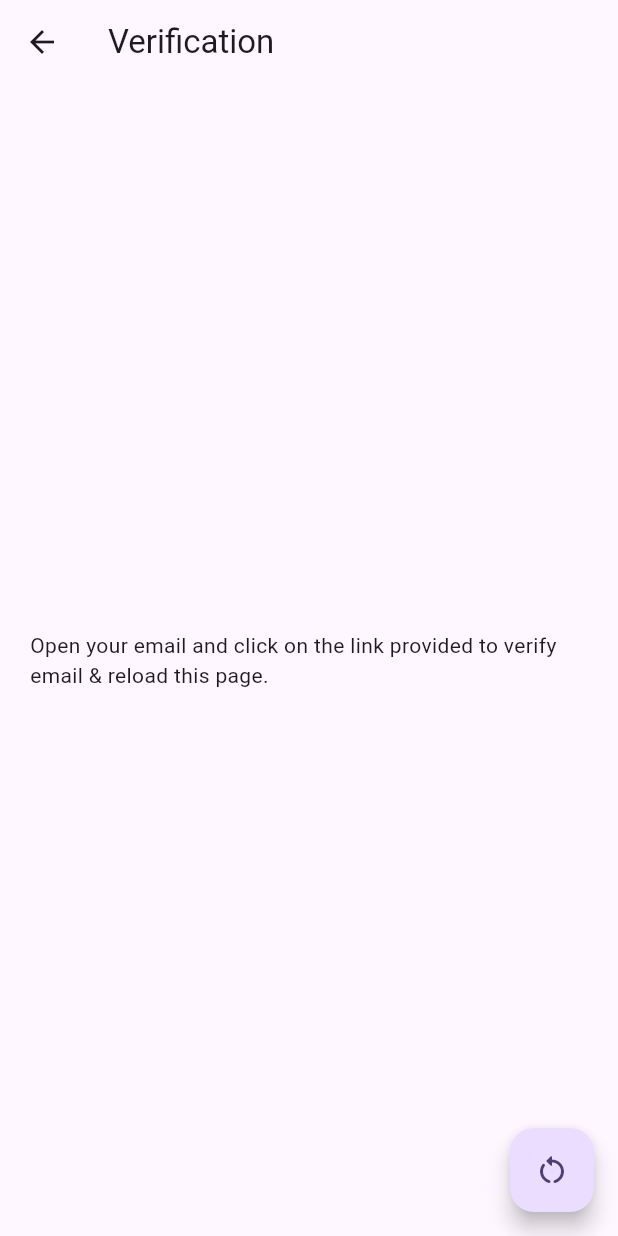
After one commit to aniketplacement2025-a11y/flutter_firebase_auth_-_push_notification, a Flutter app: the Verifyemail screen opened directly, on a phone screen of 412 x 824 dp. The commit adds this screen. Run offline on Flutter 3.47's test engine with Material 3 defaults, Android fonts, the phone set to English and light mode, and no system bars; our stand-ins replace firebase_auth, firebase_core, get, google_sign_in; missing offline and left inert: emailjs; accounts and stored records are empty; network calls fail.

Commit message:
Email Veification and Google Sign in

```diff
--- /dev/null
+++ b/lib/otp_session.dart
@@ -0,0 +1,4 @@
+class OtpSession {
+  static String? otp;
+  static String? email;
+}
--- /dev/null
+++ b/lib/verifyemail.dart
@@ -0,0 +1,59 @@
+import 'package:firebase_auth/firebase_auth.dart';
+import 'package:flutter/material.dart';
+import 'package:flutter_firebase_notification/wrapper.dart';
+import 'package:get/get.dart';
+import 'package:get/get_core/src/get_main.dart';
+
+class Verifyemail extends StatefulWidget {
+  const Verifyemail({super.key});
+
+  @override
+  State<Verifyemail> createState() => _VerifyemailState();
+}
+
+class _VerifyemailState extends State<Verifyemail> {
+
+  @override
+  void initState(){
+    super.initState();
+    sendverifylink();
+  }
+
+  sendverifylink() async {
+    final user = FirebaseAuth.instance.currentUser!;
+    await user.sendEmailVerification().then((value) =>
+    {
+      Get.snackbar(
+          'Link sent',
+          'A link has been send to your email',
+          margin: EdgeInsets.all(30),
+          snackPosition: SnackPosition.BOTTOM
+      ),
+    });
+  }
+
+  reload() async {
+    await FirebaseAuth.instance.currentUser!.reload().then((value) => Get.offAll(Wrapper()));
+  }
+
+  @override
+  Widget build(BuildContext context) {
+    return Scaffold(
+      appBar: AppBar(
+        title: Text(
+          "Verification",
+        ),
+      ),
+      body: Padding(
+        padding: const EdgeInsets.all(20.0),
+        child: Center(
+          child: Text("Open your email and click on the link provided to verify email & reload this page."),
+        ),
+      ),
+      floatingActionButton: FloatingActionButton(
+          onPressed: (() => reload()),
+        child: Icon(Icons.restart_alt_rounded),
+      ),
+    );
+  }
+}
--- a/pubspec.yaml
+++ b/pubspec.yaml
@@ -37,6 +37,10 @@ dependencies:
   firebase_core: ^4.3.0
   firebase_auth: ^6.1.3
   get: ^4.7.3
+  google_sign_in: ^7.2.0
+  emailjs: ^4.0.0
+  firebase_messaging: ^16.1.0
+  app_settings: ^7.0.0
 
 dev_dependencies:
   flutter_test:
```
Also changed, not shown: lib/login.dart (+139 -2 lines), lib/verify_otp_screen.dart (added, +52 -0 lines), lib/wrapper.dart (+19 -4 lines), pubspec.lock, 3 other files.
